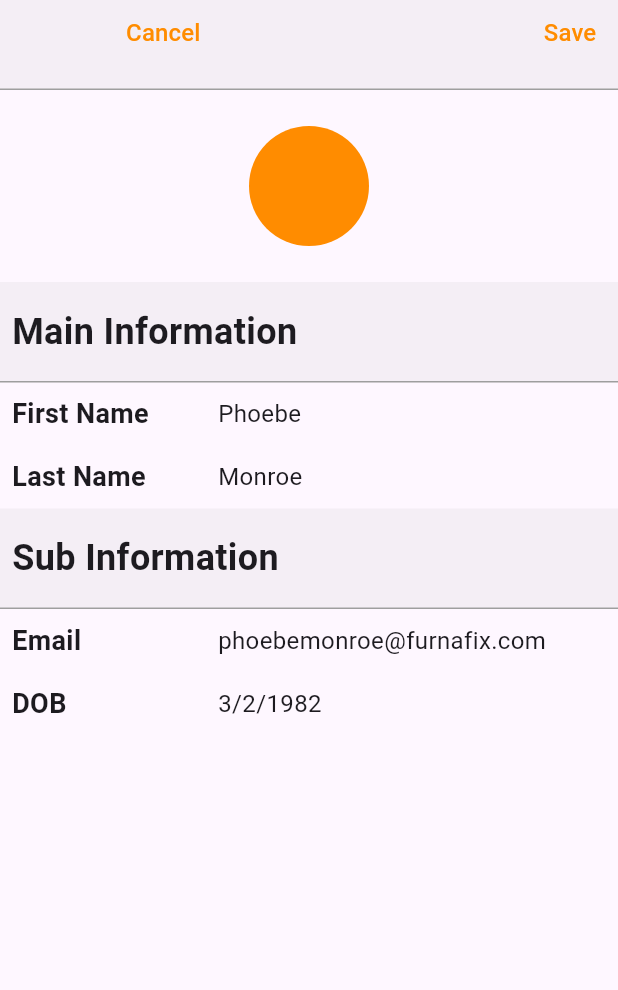
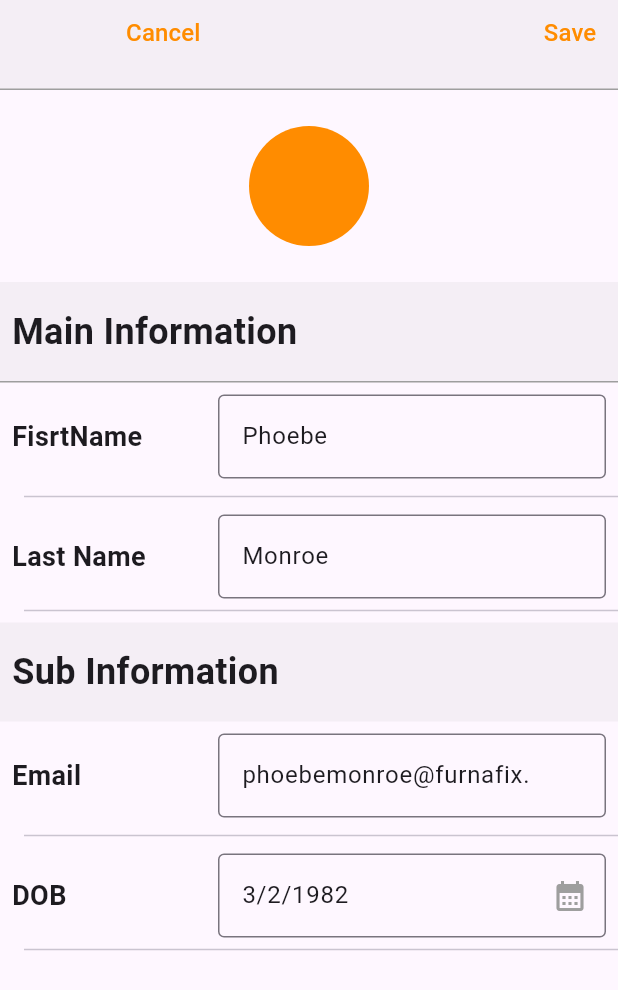
Before and after one commit to Chris-YiHong/trinity_wizards_Interview_app, a Flutter app: the screen it shows after launch, after a tap on an icon or button, on a phone screen of 412 x 824 dp. Shown: the top 990 px of the screen. Run offline on Flutter 3.47's test engine with Material 3 defaults, Android fonts, the light colour scheme and no system bars; our stand-ins replace equatable.

Commit message:
refactor: ui fixes

```diff
--- a/lib/pages/user_details_page.dart
+++ b/lib/pages/user_details_page.dart
@@ -75,16 +75,109 @@ class UserDetailsPage extends StatelessWidget {
           ),
           Column(
             children: [
-              Padding(
-                padding: const EdgeInsets.all(8.0),
-                child: Row(
+              const SizedBox(
+                height: 8,
+              ),
+              TextFieldWidget(
+                text: user.firstName,
+                title: 'FisrtName',
+              ),
+              const SizedBox(
+                height: 4,
+              ),
+              const Padding(
+                padding: EdgeInsets.only(left: 16),
+                child: Divider(),
+              ),
+              const SizedBox(
+                height: 4,
+              ),
+              TextFieldWidget(
+                text: user.lastName,
+                title: 'Last Name',
+              ),
+              const Padding(
+                padding: EdgeInsets.only(left: 16),
+                child: Divider(),
+              ),
+            ],
+          ),
+          const TitleWidget(title: 'Sub Information'),
+          Column(
             children: [
-                    const Expanded(
+              const SizedBox(
+                height: 8,
+              ),
+              TextFieldWidget(
+                text: user.email,
+                title: 'Email',
+              ),
+              const SizedBox(
+                height: 4,
+              ),
+              const Padding(
+                padding: EdgeInsets.only(left: 16),
+                child: Divider(),
+              ),
+              const SizedBox(
+                height: 4,
+              ),
+              TextFieldWidget(
+                text: user.dob,
+                title: 'DOB',
+                icon: Icons.calendar_month,
+              ),
+              const Padding(
+                padding: EdgeInsets.only(left: 16),
+                child: Divider(),
+              ),
+            ],
+          ),
+        ],
+      ),
+    );
+  }
+}
+
+class TextFieldWidget extends StatefulWidget {
+  const TextFieldWidget(
+      {super.key, required this.title, required this.text, this.icon});
+  final String title;
+  final String text;
+  final IconData? icon;
+
+  @override
+  State<TextFieldWidget> createState() => _TextFieldWidgetState();
+}
+
+class _TextFieldWidgetState extends State<TextFieldWidget> {
+  late TextEditingController _textEditingController;
+
+  @override
+  void initState() {
+    super.initState();
+
+    _textEditingController = TextEditingController(text: widget.text);
+  }
+
+  @override
+  void dispose() {
+    _textEditingController.dispose();
+    super.dispose();
+  }
+
+  @override
+  Widget build(BuildContext context) {
+    return Row(
+      children: [
+        const SizedBox(
+          width: 8,
+        ),
+        Expanded(
           flex: 2,
           child: Text(
-                        'First Name',
-                        style: TextStyle(
-                            fontSize: 18, fontWeight: FontWeight.bold),
+            widget.title,
+            style: const TextStyle(fontSize: 18, fontWeight: FontWeight.bold),
           ),
         ),
         const SizedBox(
@@ -92,106 +185,31 @@ class UserDetailsPage extends StatelessWidget {
         ),
         Expanded(
           flex: 4,
-                      child: Text(
-                        user.firstName,
+          child: TextField(
+            controller: _textEditingController,
             style: const TextStyle(fontSize: 16),
+            decoration: InputDecoration(
+              suffixIcon: Icon(
+                widget.icon,
+                color: Colors.grey,
+              ),
+              hintText: 'Enter Text',
+              border: OutlineInputBorder(
+                borderSide: BorderSide(
+                  color: Colors.grey
+                      .withOpacity(0.1), // Border color when not focused
+                  width: 1.0,
                 ),
               ),
-                  ],
+              contentPadding:
+                  const EdgeInsets.symmetric(vertical: 16.0, horizontal: 12.0),
             ),
-              ),
-              Padding(
-                padding: EdgeInsets.all(8.0),
-                child: Row(
-                  children: [
-                    const Expanded(
-                      flex: 2,
-                      child: Text(
-                        'Last Name',
-                        style: TextStyle(
-                            fontSize: 18, fontWeight: FontWeight.bold),
           ),
         ),
         const SizedBox(
           width: 8,
         ),
-                    Expanded(
-                      flex: 4,
-                      child: Text(
-                        user.lastName,
-                        style: const TextStyle(
-                          fontSize: 16,
-                        ),
-                      ),
-                    ),
       ],
-                ),
-              ),
-            ],
-          ),
-          const TitleWidget(title: 'Sub Information'),
-          const Divider(
-            height: 1,
-            color: Colors.grey,
-          ),
-          Column(
-            children: [
-              Padding(
-                padding: const EdgeInsets.all(8.0),
-                child: Row(
-                  children: [
-                    const Expanded(
-                      flex: 2,
-                      child: Text(
-                        'Email',
-                        style: TextStyle(
-                            fontSize: 18, fontWeight: FontWeight.bold),
-                      ),
-                    ),
-                    const SizedBox(
-                      width: 8,
-                    ),
-                    Expanded(
-                      flex: 4,
-                      child: Text(
-                        user.email,
-                        style: const TextStyle(fontSize: 16),
-                      ),
-                    ),
-                  ],
-                ),
-              ),
-              Padding(
-                padding: EdgeInsets.all(8.0),
-                child: Row(
-                  children: [
-                    const Expanded(
-                      flex: 2,
-                      child: Text(
-                        'DOB',
-                        style: TextStyle(
-                            fontSize: 18, fontWeight: FontWeight.bold),
-                      ),
-                    ),
-                    const SizedBox(
-                      width: 8,
-                    ),
-                    Expanded(
-                      flex: 4,
-                      child: Text(
-                        user.dob,
-                        style: const TextStyle(
-                          fontSize: 16,
-                        ),
-                      ),
-                    ),
-                  ],
-                ),
-              ),
-            ],
-          ),
-        ],
-      ),
     );
   }
 }
```
Lines whose indentation alone changed are shown as unchanged.
